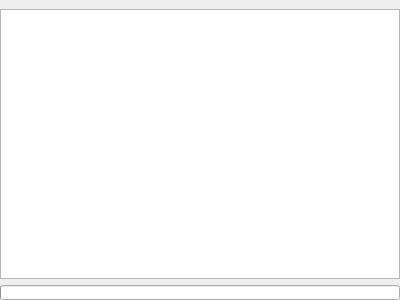
The window that application/GUI/Search/WidgetSearch.ui (Ummon/D-LAN) describes before a commit, drawn with Qt 5.
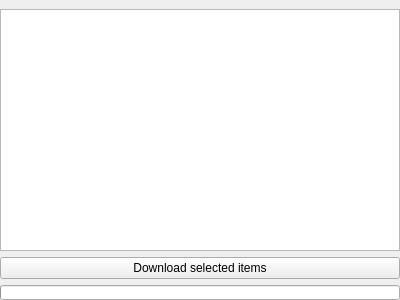
The same window after the commit. Icons and pictures are not drawn.

Commit message:
* Beta4 * Set the default name to the current user name. * The user can explore its own folder (by opening explorer) when browsing its own files. * Add a 'base_path' field to the Common.SharedDir. * Add a button "download selected items" for the 'browse' and 'search' panel.
Warning : protocol is not compatible with previous beta versions.

What changed in the file:
```diff
--- a/application/GUI/Search/WidgetSearch.ui
+++ b/application/GUI/Search/WidgetSearch.ui
@@ -33,6 +33,20 @@
      </property>
     </widget>
    </item>
+   <item>
+    <widget class="QPushButton" name="butDownload">
+     <property name="enabled">
+      <bool>true</bool>
+     </property>
+     <property name="text">
+      <string>Download selected items</string>
+     </property>
+     <property name="icon">
+      <iconset resource="../ressources.qrc">
+       <normaloff>:/icons/ressources/download.png</normaloff>:/icons/ressources/download.png</iconset>
+     </property>
+    </widget>
+   </item>
    <item>
     <widget class="QProgressBar" name="prgSearch">
      <property name="maximumSize">
```
Left out of the diff: 4 changed lines with no effect on the pictures. The commit also changes 30 other files.
